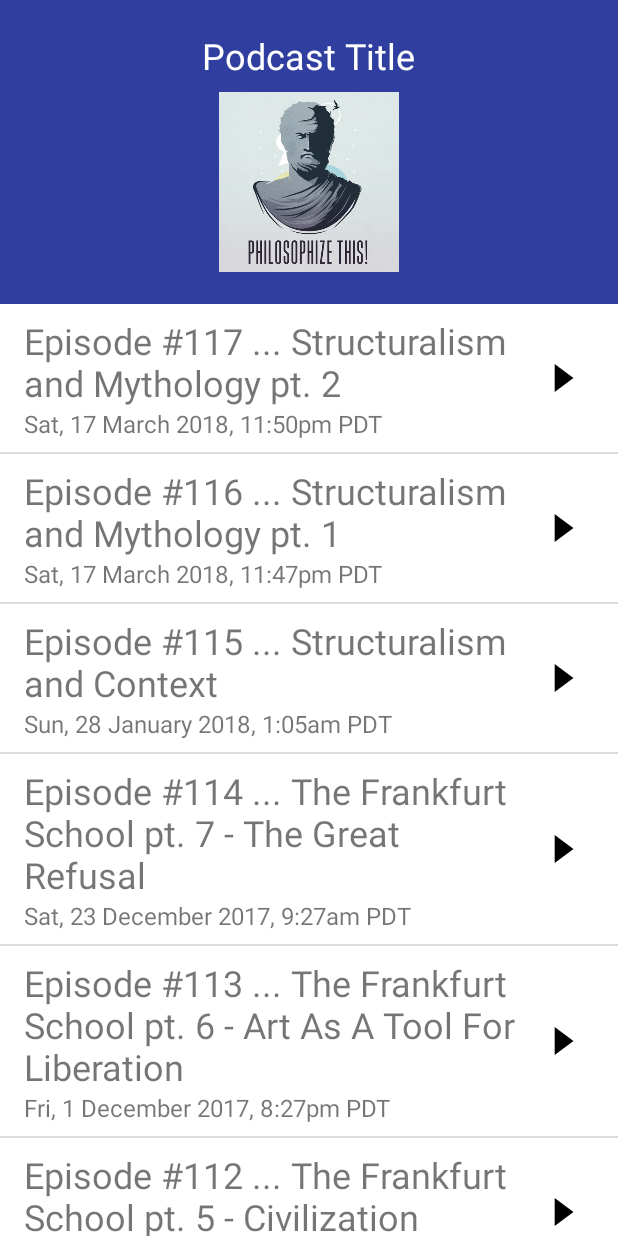
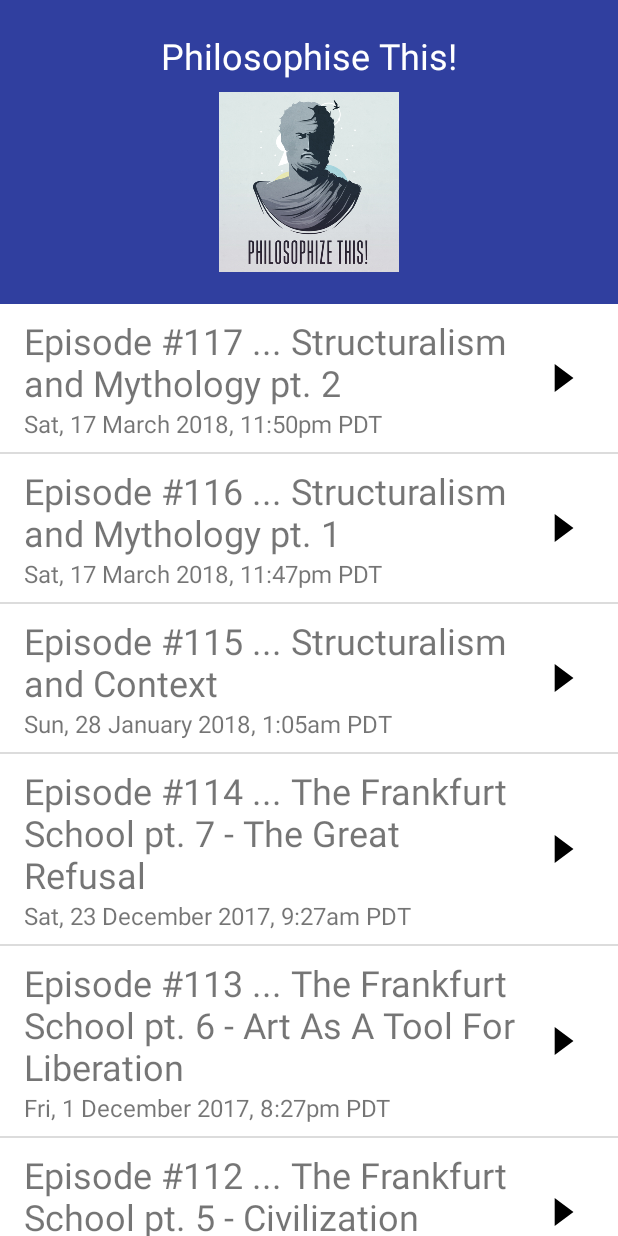
Before and after one commit to alanionita/GDS_MusicalStructureApp, an Android app: the screen it shows after launch (MainActivity), on a phone screen of 412 x 824 dp. Run offline under Robolectric (Android 15) with nearby library versions, the phone set to English and light mode, and no system bars.

Commit message:
adds title to header_title from the MainActivity java class

```diff
--- a/app/src/main/java/com/example/android/musicalstructures/MainActivity.java
+++ b/app/src/main/java/com/example/android/musicalstructures/MainActivity.java
@@ -11,6 +11,7 @@ import android.widget.AdapterView;
 import android.widget.ImageButton;
 import android.widget.ImageView;
 import android.widget.ListView;
+import android.widget.TextView;
 
 import java.util.ArrayList;
 
@@ -25,6 +26,15 @@ public class MainActivity extends AppCompatActivity {
         TypedArray img = getResources().obtainTypedArray(R.array.pod_thumbnails);
         ImageView mainPodThumb = (ImageView) findViewById(R.id.main_podThuumbnail);
         mainPodThumb.setBackgroundResource(img.getResourceId(0, -1));
+
+        /**
+         * Find header_title and update it to the podcast name
+         * Temporary set to a static string, but in future will be populated from a list
+         * of podcasts
+         */
+
+        TextView podcastTitle = (TextView) findViewById(R.id.header_title);
+        podcastTitle.setText("Philosophise This!");
 
 
         // Define the podcasts content for the app as an ArrayList<Podcast>
--- a/app/src/main/res/values/arrays.xml
+++ b/app/src/main/res/values/arrays.xml
@@ -3,6 +3,4 @@
     <integer-array name="pod_thumbnails">
         <item>@drawable/philosophise_this_thumbnail</item>
     </integer-array>
-
-
 </resources>
```
